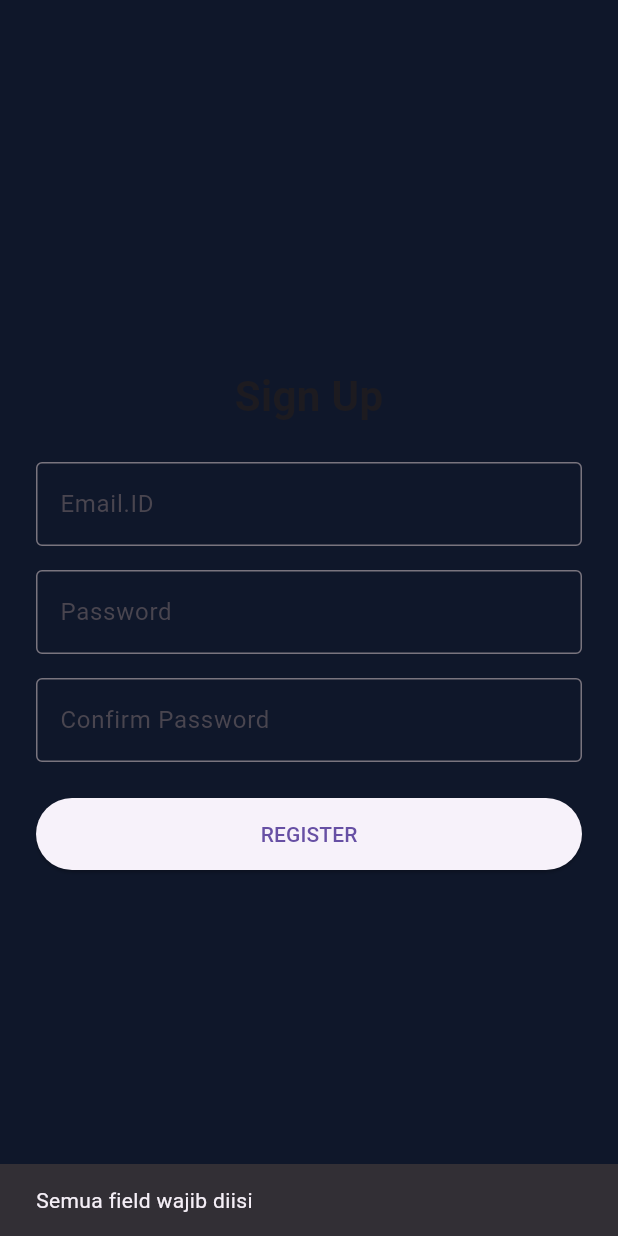
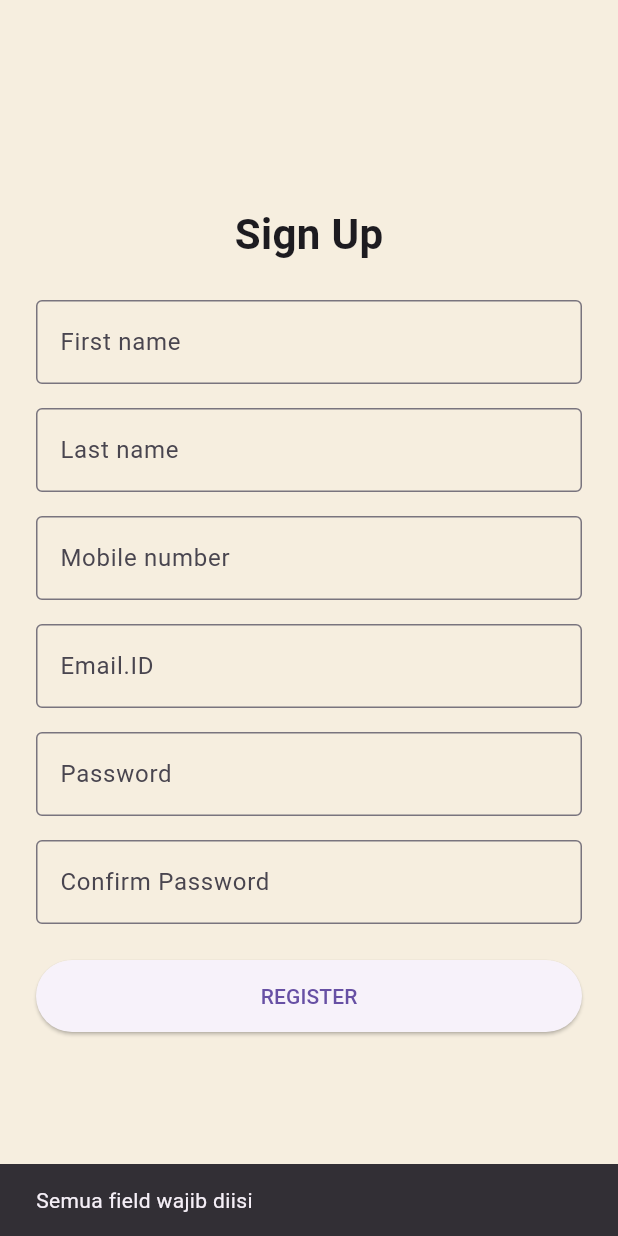
Before and after one commit to bagusromadhon/CoffeShop_APP, a Flutter app: the SignUpPage screen opened directly, after a tap on "REGISTER", on a phone screen of 412 x 824 dp. Run offline on Flutter 3.47's test engine with Material 3 defaults, Android fonts, the phone set to English and light mode, and no system bars; our stand-ins replace flutter_dotenv, supabase_flutter; accounts and stored records are empty.

Commit message:
[add & update] add profile data & update auth register & login

```diff
--- a/lib/features/auth/presentation/signup_page.dart
+++ b/lib/features/auth/presentation/signup_page.dart
@@ -9,20 +9,33 @@ class SignUpPage extends StatefulWidget {
 }
 
 class _SignUpPageState extends State<SignUpPage> {
+  final _firstNameC = TextEditingController();
+  final _lastNameC = TextEditingController();
+  final _phoneC = TextEditingController();
   final _emailC = TextEditingController();
   final _passC = TextEditingController();
   final _confirmC = TextEditingController();
+
   bool _isLoading = false;
 
   Future<void> _handleSignUp() async {
+    final firstName = _firstNameC.text.trim();
+    final lastName = _lastNameC.text.trim();
+    final phone = _phoneC.text.trim();
     final email = _emailC.text.trim();
     final pass = _passC.text;
     final confirm = _confirmC.text;
 
-    if (email.isEmpty || pass.isEmpty || confirm.isEmpty) {
+    if (firstName.isEmpty ||
+        lastName.isEmpty ||
+        phone.isEmpty ||
+        email.isEmpty ||
+        pass.isEmpty ||
+        confirm.isEmpty) {
       _showMsg('Semua field wajib diisi');
       return;
     }
+
     if (pass != confirm) {
       _showMsg('Password dan konfirmasi tidak sama');
       return;
@@ -30,12 +43,18 @@ class _SignUpPageState extends State<SignUpPage> {
 
     setState(() => _isLoading = true);
 
-    final error = await AuthService.signUp(email: email, password: pass);
+    final error = await AuthService.signUp(
+      email: email,
+      password: pass,
+      firstName: firstName,
+      lastName: lastName,
+      phone: phone,
+    );
 
     setState(() => _isLoading = false);
 
     if (error == null) {
-      _showMsg('Registrasi berhasil, silakan cek email jika perlu verifikasi');
+      _showMsg('Registrasi berhasil, silakan login.');
       Navigator.pop(context); // balik ke login
     } else {
       _showMsg(error);
@@ -43,11 +62,15 @@ class _SignUpPageState extends State<SignUpPage> {
   }
 
   void _showMsg(String msg) {
-    ScaffoldMessenger.of(context).showSnackBar(SnackBar(content: Text(msg)));
+    ScaffoldMessenger.of(context)
+        .showSnackBar(SnackBar(content: Text(msg)));
   }
 
   @override
   void dispose() {
+    _firstNameC.dispose();
+    _lastNameC.dispose();
+    _phoneC.dispose();
     _emailC.dispose();
     _passC.dispose();
     _confirmC.dispose();
@@ -56,8 +79,10 @@ class _SignUpPageState extends State<SignUpPage> {
 
   @override
   Widget build(BuildContext context) {
+    const cream = Color(0xFFF6EEDF);
+
     return Scaffold(
-      backgroundColor: const Color(0xFF0F172A),
+      backgroundColor: cream,
       body: SafeArea(
         child: Center(
           child: SingleChildScrollView(
@@ -67,10 +92,45 @@ class _SignUpPageState extends State<SignUpPage> {
               children: [
                 const Text(
                   'Sign Up',
-                  style: TextStyle(fontSize: 28, fontWeight: FontWeight.bold),
+                  style: TextStyle(
+                    fontSize: 28,
+                    fontWeight: FontWeight.bold,
+                  ),
                 ),
                 const SizedBox(height: 24),
 
+                // First Name
+                TextField(
+                  controller: _firstNameC,
+                  decoration: const InputDecoration(
+                    labelText: 'First name',
+                    border: OutlineInputBorder(),
+                  ),
+                ),
+                const SizedBox(height: 16),
+
+                // Last Name
+                TextField(
+                  controller: _lastNameC,
+                  decoration: const InputDecoration(
+                    labelText: 'Last name',
+                    border: OutlineInputBorder(),
+                  ),
+                ),
+                const SizedBox(height: 16),
+
+                // Mobile number
+                TextField(
+                  controller: _phoneC,
+                  keyboardType: TextInputType.phone,
+                  decoration: const InputDecoration(
+                    labelText: 'Mobile number',
+                    border: OutlineInputBorder(),
+                  ),
+                ),
+                const SizedBox(height: 16),
+
+                // Email
                 TextField(
                   controller: _emailC,
                   keyboardType: TextInputType.emailAddress,
@@ -81,6 +141,7 @@ class _SignUpPageState extends State<SignUpPage> {
                 ),
                 const SizedBox(height: 16),
 
+                // Password
                 TextField(
                   controller: _passC,
                   obscureText: true,
@@ -91,6 +152,7 @@ class _SignUpPageState extends State<SignUpPage> {
                 ),
                 const SizedBox(height: 16),
 
+                // Confirm Password
                 TextField(
                   controller: _confirmC,
                   obscureText: true,
```
Also changed, not shown: lib/services/auth_service.dart (+32 -5 lines).
